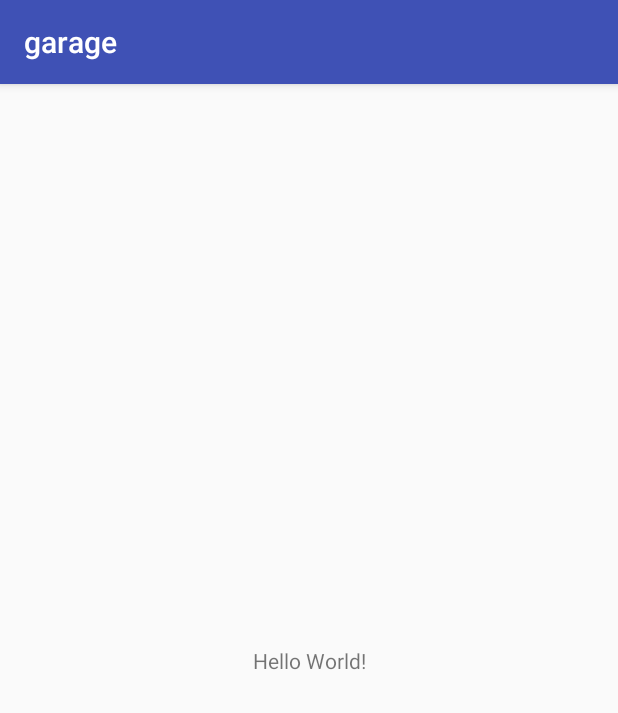
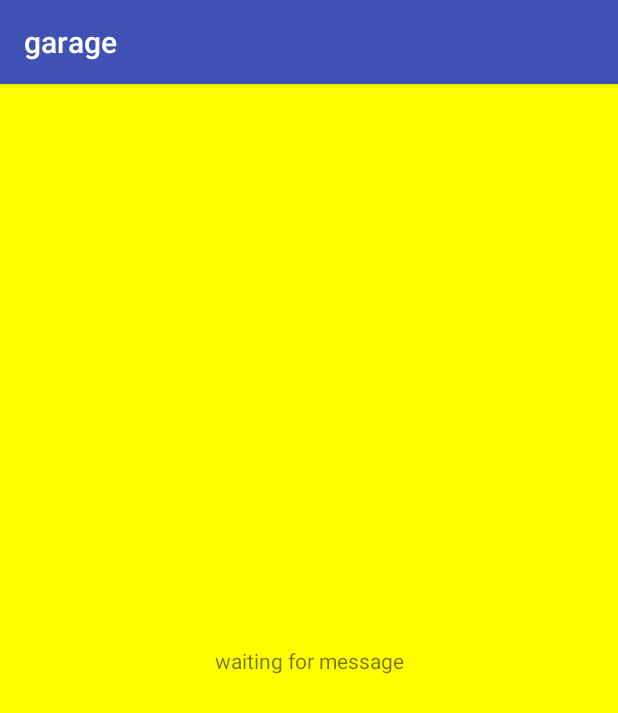
Before and after one commit to JimNtexas/garage, an Android app: the screen it shows after launch (MainActivity), on a phone screen of 412 x 824 dp. Shown: the top 713 px of the screen. Run offline under Robolectric (Android 15) with nearby library versions, the phone set to English and light mode, and no system bars; libraries missing offline, so code that uses them is left out: org.eclipse.paho; 5 statements that could not run were skipped.

Commit message:
Fixed an issue with mqtt options and set background color of app

```diff
--- a/Android/garage/app/src/main/java/com/grayraven/garage/MainActivity.java
+++ b/Android/garage/app/src/main/java/com/grayraven/garage/MainActivity.java
@@ -4,10 +4,13 @@ import android.content.Context;
 import android.os.Bundle;
 import android.support.v7.app.AppCompatActivity;
 import android.util.Log;
+import android.view.View;
+import android.widget.TextView;
 
 import org.eclipse.paho.client.mqttv3.IMqttToken;
 import org.eclipse.paho.client.mqttv3.MqttAsyncClient;
 import org.eclipse.paho.client.mqttv3.MqttClient;
+import org.eclipse.paho.client.mqttv3.MqttConnectOptions;
 import org.eclipse.paho.client.mqttv3.MqttException;
 import org.eclipse.paho.client.mqttv3.MqttSecurityException;
 import org.eclipse.paho.client.mqttv3.persist.MemoryPersistence;
@@ -17,29 +20,47 @@ public class MainActivity extends AppCompatActivity {
 
     final String TAG = "Garage_Main";
     private static Context mContext = GarageApp.getAppContext();
+    private TextView main_text;
+    View main_layout;
 
     @Override
     protected void onCreate(Bundle savedInstanceState) {
         super.onCreate(savedInstanceState);
         mContext = this.getApplicationContext();
         setContentView(R.layout.activity_main);
+        main_text = (TextView)findViewById(R.id.main_text);
+        main_text.setText("waiting for message");
+        main_layout = (View)findViewById(R.id.main_layout);
+        main_layout.setBackgroundColor(getResources().getColor(R.color.yellow));
     }
 
     final String broker = "tcp://10.211.1.127";
-    final String password = "monkey123";
+    String password = "monkey123";
     String username = "pi";
-    final String topic = "test_event";
+    final String topic = "door_distance";
+
+
 
     MqttClient client;
     IMqttToken token;
+
+
+
+
+
     String clientId = MqttAsyncClient.generateClientId();
     {
+        MqttConnectOptions connectOptions = new MqttConnectOptions();
+        connectOptions.setPassword(password.toCharArray());
+        connectOptions.setUserName(username);
         try {
+
+
             MemoryPersistence persistence = new MemoryPersistence();
             client = new MqttClient(broker, clientId, persistence);
             client.setCallback(new MqttEventCallback());
             client.setTimeToWait(3000);
-            client.connect();
+            client.connect(/*connectOptions*/);
             client.subscribe(topic);
         } catch (MqttSecurityException e) {
             e.printStackTrace();
--- a/Android/garage/app/src/main/res/layout/activity_main.xml
+++ b/Android/garage/app/src/main/res/layout/activity_main.xml
@@ -2,15 +2,15 @@
 <android.support.constraint.ConstraintLayout xmlns:android="http://schemas.android.com/apk/res/android"
     xmlns:app="http://schemas.android.com/apk/res-auto"
     xmlns:tools="http://schemas.android.com/tools"
+    android:id="@+id/main_layout"
     android:layout_width="match_parent"
     android:layout_height="match_parent"
-    tools:context=".MainActivity"
-    >
+    tools:context=".MainActivity">
 
     <TextView
+        android:id="@+id/main_text"
         android:layout_width="wrap_content"
         android:layout_height="wrap_content"
-        android:text="Hello World!"
         app:layout_constraintBottom_toBottomOf="parent"
         app:layout_constraintLeft_toLeftOf="parent"
         app:layout_constraintRight_toRightOf="parent"
```
